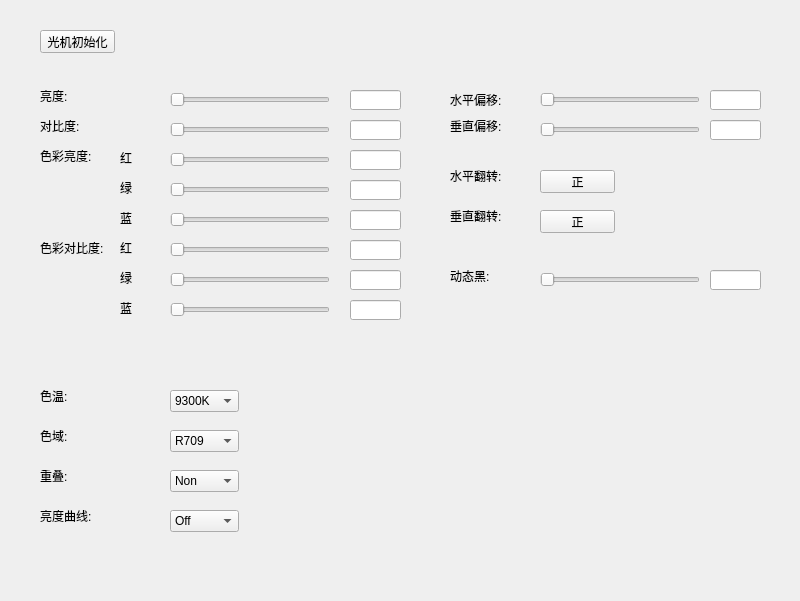
This is osd/OsdImage.ui in jpcstpj7281/gameseer as Qt 5 draws it before an edit. The edited form follows.
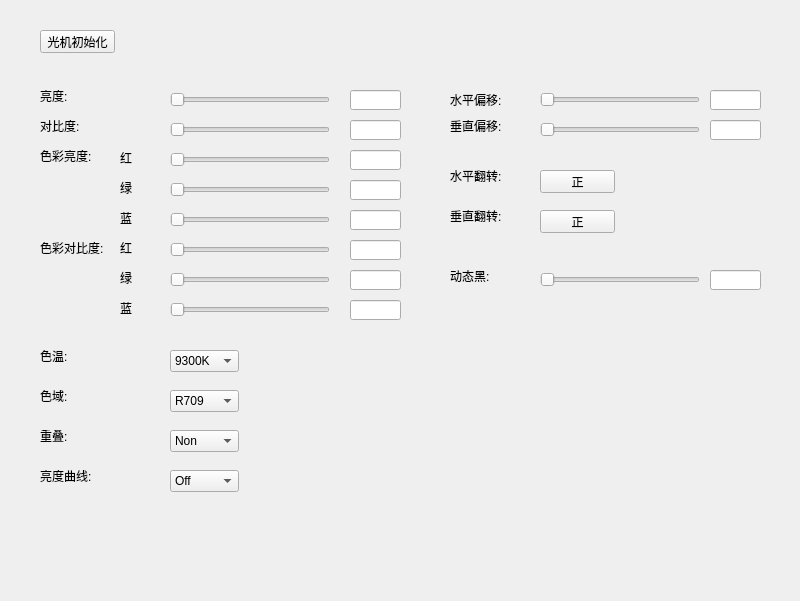
This is the edited form.

Patch:
```diff
--- a/osd/OsdImage.ui
+++ b/osd/OsdImage.ui
@@ -283,7 +283,7 @@
    <property name="geometry">
     <rect>
      <x>40</x>
-     <y>470</y>
+     <y>430</y>
      <width>54</width>
      <height>12</height>
     </rect>
@@ -296,7 +296,7 @@
    <property name="geometry">
     <rect>
      <x>40</x>
-     <y>430</y>
+     <y>390</y>
      <width>54</width>
      <height>12</height>
     </rect>
@@ -309,7 +309,7 @@
    <property name="geometry">
     <rect>
      <x>40</x>
-     <y>390</y>
+     <y>350</y>
      <width>54</width>
      <height>12</height>
     </rect>
@@ -322,7 +322,7 @@
    <property name="geometry">
     <rect>
      <x>170</x>
-     <y>390</y>
+     <y>350</y>
      <width>69</width>
      <height>22</height>
     </rect>
@@ -355,7 +355,7 @@
    <property name="geometry">
     <rect>
      <x>170</x>
-     <y>430</y>
+     <y>390</y>
      <width>69</width>
      <height>22</height>
     </rect>
@@ -380,7 +380,7 @@
    <property name="geometry">
     <rect>
      <x>170</x>
-     <y>470</y>
+     <y>430</y>
      <width>69</width>
      <height>22</height>
     </rect>
@@ -405,7 +405,7 @@
    <property name="geometry">
     <rect>
      <x>40</x>
-     <y>510</y>
+     <y>470</y>
      <width>54</width>
      <height>12</height>
     </rect>
@@ -418,7 +418,7 @@
    <property name="geometry">
     <rect>
      <x>170</x>
-     <y>510</y>
+     <y>470</y>
      <width>69</width>
      <height>22</height>
     </rect>
```
